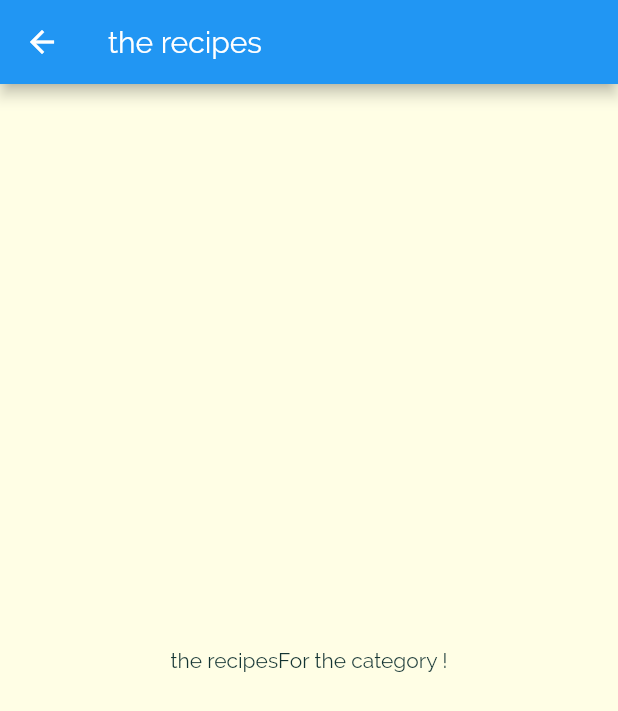
After one commit to hungto228/flutter_app_bloc_demo, a Flutter app: the screen it shows after launch, after a tap on "vietnam", on a phone screen of 412 x 824 dp. The commit adds this screen. Shown: the top 711 px of the screen. Run offline on Flutter 3.47's test engine with Material 2 defaults, Android fonts, the phone set to English and light mode, and no system bars.

Commit message:
Item click InkWell & Navigator

```diff
--- a/lib/category_item.dart
+++ b/lib/category_item.dart
@@ -1,4 +1,5 @@
 import 'package:flutter/material.dart';
+import 'package:flutter_app_bloc_demo/category_meals_screen.dart';
 
 class CategoryItem extends StatelessWidget {
   final String title;
@@ -6,9 +7,21 @@ class CategoryItem extends StatelessWidget {
 
   CategoryItem({required this.title, required this.colors});
 
+  void selectCategory(BuildContext ctx) {
+    Navigator.of(ctx).push(
+      MaterialPageRoute(builder: (_) {
+        return CategoryMealsScreen();
+      }),
+    );
+  }
+
   @override
   Widget build(BuildContext context) {
-    return Container(
+    return InkWell(
+      onTap: () => selectCategory(context),
+      splashColor: Theme.of(context).primaryColor,
+      borderRadius: BorderRadius.circular(15),
+      child: Container(
         padding: const EdgeInsets.all(15),
         child: Text(
           title,
@@ -21,6 +34,7 @@ class CategoryItem extends StatelessWidget {
           ], begin: Alignment.topLeft, end: Alignment.bottomRight),
           borderRadius: BorderRadius.circular(15),
         ),
+      ),
     );
   }
 }
--- /dev/null
+++ b/lib/category_meals_screen.dart
@@ -0,0 +1,15 @@
+import 'package:flutter/material.dart';
+
+class CategoryMealsScreen extends StatelessWidget {
+  @override
+  Widget build(BuildContext context) {
+    return Scaffold(
+      appBar: AppBar(
+        title: Text("the recipes"),
+      ),
+      body: Center(
+        child: Text("the recipesFor the category !"),
+      ),
+    );
+  }
+}
```
Lines whose indentation alone changed are shown as unchanged.
